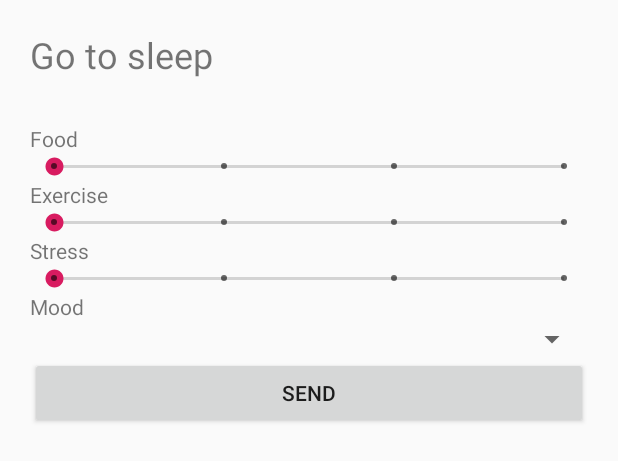
After one commit to PaperMonoid/sleepy-stalker, an Android app: the layout fragment_sleep.xml on its own in the app's theme, with its tools: preview values and no code run, on a phone screen of 412 x 824 dp. The commit adds this screen. Shown: the top 461 px of the screen. Run offline under Robolectric (Android 15) with nearby library versions, the light colour scheme and no system bars.

Commit message:
add sleep and wake_up layouts

```diff
--- a/client/app/build.gradle
+++ b/client/app/build.gradle
@@ -24,10 +24,11 @@ android {
 
 dependencies {
     implementation fileTree(dir: 'libs', include: ['*.jar'])
-    implementation"org.jetbrains.kotlin:kotlin-stdlib-jdk7:$kotlin_version"
+    implementation "org.jetbrains.kotlin:kotlin-stdlib-jdk7:$kotlin_version"
     implementation 'com.android.support:appcompat-v7:28.0.0'
     implementation 'com.android.support.constraint:constraint-layout:1.1.3'
     implementation 'android.arch.lifecycle:extensions:1.1.1'
+    implementation 'com.android.support:support-v4:28.0.0'
     testImplementation 'junit:junit:4.12'
     androidTestImplementation 'com.android.support.test:runner:1.0.2'
     androidTestImplementation 'com.android.support.test.espresso:espresso-core:3.0.2'
--- /dev/null
+++ b/client/app/src/main/res/layout/fragment_sleep.xml
@@ -0,0 +1,68 @@
+<?xml version="1.0" encoding="utf-8"?>
+<FrameLayout xmlns:android="http://schemas.android.com/apk/res/android"
+             xmlns:tools="http://schemas.android.com/tools"
+             android:layout_width="match_parent"
+             android:layout_height="match_parent"
+             tools:context=".Sleep">
+
+    <!-- TODO: Update blank fragment layout -->
+    <TextView
+            android:layout_width="match_parent"
+            android:layout_height="match_parent"
+    />
+    <LinearLayout
+            android:orientation="vertical"
+            android:layout_width="match_parent"
+            android:layout_height="match_parent" android:padding="10dp" android:layout_margin="10dp">
+        <TextView
+                android:text="Go to sleep"
+                android:layout_width="match_parent"
+                android:layout_height="wrap_content" android:id="@+id/txtGoToSleep" android:layout_marginBottom="30dp"
+                android:textSize="24sp"/>
+        <TextView
+                android:text="Food"
+                android:layout_width="match_parent"
+                android:layout_height="wrap_content" android:id="@+id/txtFood"/>
+        <SeekBar
+                style="@style/Widget.AppCompat.SeekBar.Discrete"
+                android:layout_width="match_parent"
+                android:layout_height="wrap_content"
+                android:max="3"
+                android:progress="0"
+                android:id="@+id/barFood"/>
+        <TextView
+                android:text="Exercise"
+                android:layout_width="match_parent"
+                android:layout_height="wrap_content" android:id="@+id/txtExercise"/>
+        <SeekBar
+                style="@style/Widget.AppCompat.SeekBar.Discrete"
+                android:layout_width="match_parent"
+                android:layout_height="wrap_content"
+                android:max="3"
+                android:progress="0"
+                android:id="@+id/barExercise"/>
+        <TextView
+                android:text="Stress"
+                android:layout_width="match_parent"
+                android:layout_height="wrap_content" android:id="@+id/txtStress"/>
+        <SeekBar
+                style="@style/Widget.AppCompat.SeekBar.Discrete"
+                android:layout_width="match_parent"
+                android:layout_height="wrap_content"
+                android:max="3"
+                android:progress="0"
+                android:id="@+id/barStress"/>
+        <TextView
+                android:text="Mood"
+                android:layout_width="match_parent"
+                android:layout_height="wrap_content" android:id="@+id/txtMood"/>
+        <Spinner
+                android:layout_width="match_parent"
+                android:layout_height="wrap_content" android:id="@+id/spnMood"/>
+        <Button
+                android:text="Send"
+                android:layout_width="match_parent"
+                android:layout_height="wrap_content" android:id="@+id/btnSleep"/>
+    </LinearLayout>
+
+</FrameLayout>
--- a/client/app/src/main/res/values/strings.xml
+++ b/client/app/src/main/res/values/strings.xml
@@ -1,3 +1,6 @@
 <resources>
     <string name="app_name">Sleepy stalker</string>
+
+    <!-- TODO: Remove or change this placeholder text -->
+    <string name="hello_blank_fragment">Hello blank fragment</string>
 </resources>
```
Also changed, not shown: client/app/src/main/java/com/coffeebeans/tritiummonoid/sleepystalker/Sleep.kt (added, +102 -0 lines), client/app/src/main/java/com/coffeebeans/tritiummonoid/sleepystalker/WakeUp.kt (added, +102 -0 lines), client/app/src/main/res/layout/fragment_wake_up.xml (added, +35 -0 lines), client/app/src/main/res/layout/main_fragment.xml (+9 -9 lines).
